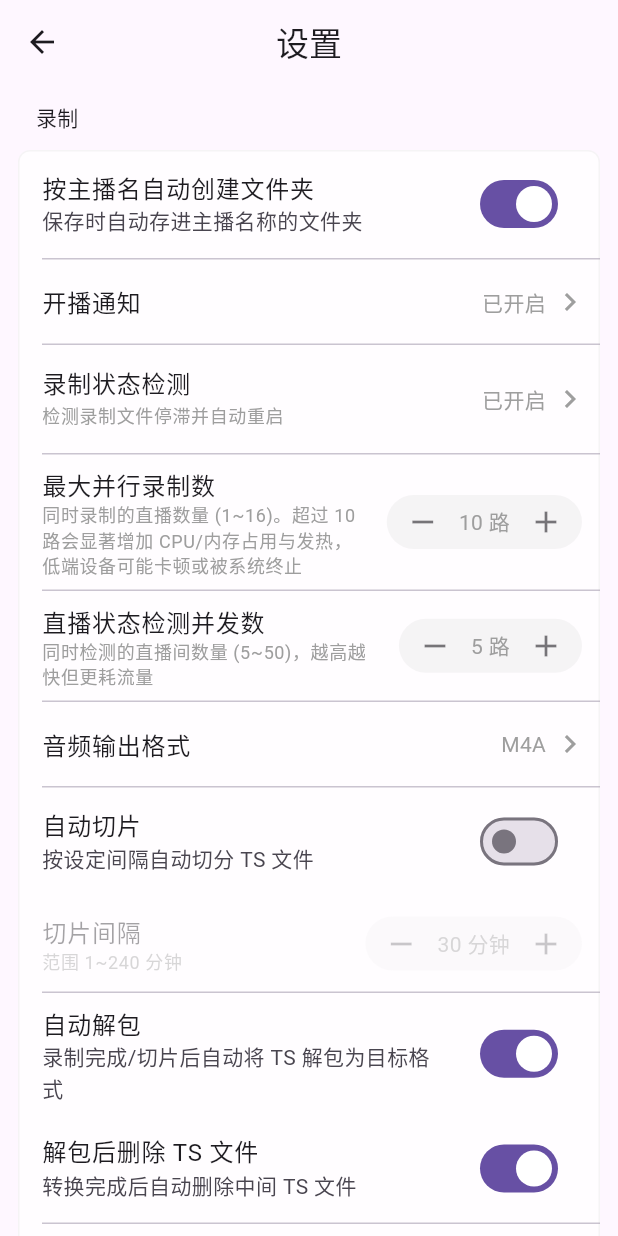
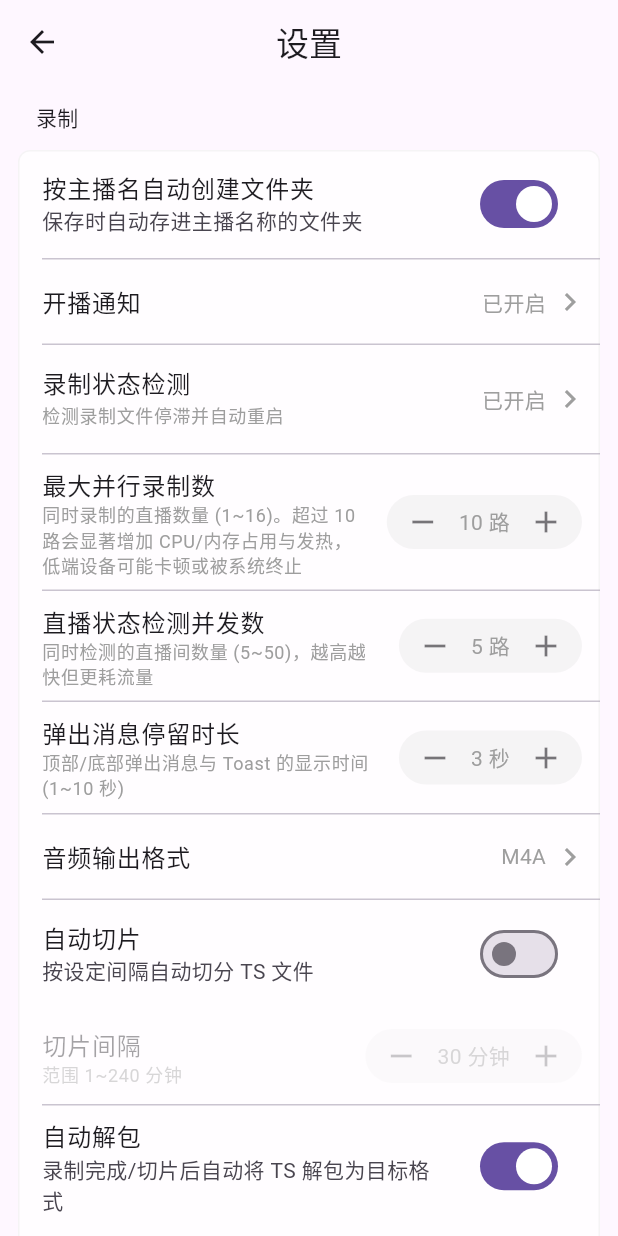
Before and after one commit to BoooSAMA/simple_recorder, a Flutter app: the SettingsPage screen opened by its route, on a phone screen of 412 x 824 dp. Run offline on Flutter 3.47's test engine with Material 3 defaults, Android fonts, the phone set to English and light mode, and no system bars; our stand-ins replace file_picker, flutter_local_notifications, flutter_smart_dialog, get, hive, hive_flutter and 6 more; missing offline and left inert: ffmpeg_kit_flutter_platform_interface, flutter_background_service, simple_live_core; accounts and stored records are empty; project files that could hold a hidden picture were left out.

```diff
--- /dev/null
+++ b/lib/app/app_notify.dart
@@ -0,0 +1,46 @@
+import 'package:flutter/material.dart';
+import 'package:flutter_smart_dialog/flutter_smart_dialog.dart';
+import 'package:get/get.dart';
+
+import 'package:simple_recorder/app/controller/app_settings_controller.dart';
+
+/// 全应用统一的弹出消息出口
+///
+/// 所有 Get.snackbar / SmartDialog.showToast 都走这里，
+/// 显示时长统一受设置「弹出消息停留时长」控制。
+/// 调用处若显式传入 duration/displayTime 则尊重调用处的值。
+class AppNotify {
+  static Duration get _defaultDuration => Duration(
+        seconds: AppSettingsController.instance.popupDurationSeconds.value,
+      );
+
+  /// 顶部/底部横幅消息（替代 Get.snackbar）
+  static void snackbar(
+    String title,
+    String message, {
+    SnackPosition? snackPosition,
+    Duration? duration,
+    TextButton? mainButton,
+    double? maxWidth,
+  }) {
+    Get.snackbar(
+      title,
+      message,
+      snackPosition: snackPosition ?? SnackPosition.BOTTOM,
+      duration: duration ?? _defaultDuration,
+      mainButton: mainButton,
+      maxWidth: maxWidth,
+    );
+  }
+
+  /// 轻量 Toast（替代 SmartDialog.showToast）
+  static Future<void> toast(
+    String msg, {
+    Duration? displayTime,
+  }) {
+    return SmartDialog.showToast(
+      msg,
+      displayTime: displayTime ?? _defaultDuration,
+    );
+  }
+}
--- a/lib/app/controller/base_controller.dart
+++ b/lib/app/controller/base_controller.dart
@@ -1,7 +1,7 @@
 import 'dart:async';
 import 'package:flutter/material.dart';
 import 'package:get/get.dart';
-import 'package:flutter_smart_dialog/flutter_smart_dialog.dart';
+import 'package:simple_recorder/app/app_notify.dart';
 import 'package:simple_recorder/app/log.dart';
 
 class BaseController extends GetxController {
@@ -18,7 +18,7 @@ class BaseController extends GetxController {
       pageError.value = true;
       errorMsg.value = msg;
     } else {
-      SmartDialog.showToast(msg);
+      AppNotify.toast(msg);
     }
   }
 
--- a/lib/modules/recordings/recordings_controller.dart
+++ b/lib/modules/recordings/recordings_controller.dart
@@ -2,9 +2,9 @@ import 'dart:io';
 
 import 'package:ffmpeg_kit_flutter_new_https_gpl/ffprobe_kit.dart';
 import 'package:flutter/material.dart';
-import 'package:flutter_smart_dialog/flutter_smart_dialog.dart';
 import 'package:get/get.dart';
 
+import 'package:simple_recorder/app/app_notify.dart';
 import 'package:simple_recorder/app/constant.dart';
 import 'package:simple_recorder/app/controller/app_settings_controller.dart';
 import 'package:simple_recorder/services/global_player_controller.dart';
@@ -152,7 +152,7 @@ class RecordingsController extends GetxController {
 
     var msg = "已删除 $successCount 个文件";
     if (failCount > 0) msg += "，$failCount 个失败";
-    SmartDialog.showToast(msg);
+    AppNotify.toast(msg);
   }
 
   void scanDirectory() {
--- a/lib/modules/search/search_controller.dart
+++ b/lib/modules/search/search_controller.dart
@@ -1,4 +1,5 @@
 import 'package:get/get.dart';
+import 'package:simple_recorder/app/app_notify.dart';
 import 'package:simple_recorder/app/constant.dart';
 import 'package:simple_recorder/app/event_bus.dart';
 import 'package:simple_recorder/app/sites.dart';
@@ -77,7 +78,7 @@ class LiveSearchController extends GetxController {
       // 异步拉取主播头像（不阻塞 UI）
       _fetchAvatars(result.items);
     } catch (e) {
-      Get.snackbar("搜索失败", e.toString());
+      AppNotify.snackbar("搜索失败", e.toString());
     } finally {
       isSearching.value = false;
     }
@@ -117,7 +118,7 @@ class LiveSearchController extends GetxController {
   Future<void> followRoom(LiveRoomItem item) async {
     var id = "${selectedSiteId.value}_${item.roomId}";
     if (DBService.instance.getFollowExist(id)) {
-      Get.snackbar("提示", "已收藏该直播间");
+      AppNotify.snackbar("提示", "已收藏该直播间");
       return;
     }
 
@@ -152,6 +153,6 @@ class LiveSearchController extends GetxController {
     // 通知主页刷新收藏列表
     EventBus.instance.emit(Constant.kUpdateFollow, id);
 
-    Get.snackbar("成功", "已收藏「${item.userName}」");
+    AppNotify.snackbar("成功", "已收藏「${item.userName}」");
   }
 }
--- a/lib/modules/settings/audio_settings_page.dart
+++ b/lib/modules/settings/audio_settings_page.dart
@@ -4,7 +4,7 @@ import 'package:file_picker/file_picker.dart';
 import 'package:flutter/material.dart';
 import 'package:get/get.dart';
 import 'package:open_filex/open_filex.dart';
-import 'package:flutter_smart_dialog/flutter_smart_dialog.dart';
+import 'package:simple_recorder/app/app_notify.dart';
 import 'package:simple_recorder/app/constant.dart';
 import 'package:simple_recorder/app/controller/app_settings_controller.dart';
 import 'package:simple_recorder/routes/route_path.dart';
@@ -93,13 +93,13 @@ class AudioSettingsPage extends GetView<AppSettingsController> {
   void _showRecordedFiles() {
     var saveDir = controller.audioSavePath.value;
     if (saveDir.isEmpty) {
-      SmartDialog.showToast("请先设置音频存储路径");
+      AppNotify.toast("请先设置音频存储路径");
       return;
     }
 
     var dir = Directory(saveDir);
     if (!dir.existsSync()) {
-      SmartDialog.showToast("存储目录不存在");
+      AppNotify.toast("存储目录不存在");
       return;
     }
 
@@ -111,7 +111,7 @@ class AudioSettingsPage extends GetView<AppSettingsController> {
       ..sort((a, b) => b.lastModifiedSync().compareTo(a.lastModifiedSync()));
 
     if (files.isEmpty) {
-      SmartDialog.showToast("暂无录音文件");
+      AppNotify.toast("暂无录音文件");
       return;
     }
 
@@ -200,7 +200,7 @@ class AudioSettingsPage extends GetView<AppSettingsController> {
     }
     if (dir == null) return;
     controller.setAudioSavePath(dir);
-    SmartDialog.showToast("音频保存路径已设置");
+    AppNotify.toast("音频保存路径已设置");
   }
 
   void _manuallyEditPath() {
@@ -226,17 +226,17 @@ class AudioSettingsPage extends GetView<AppSettingsController> {
             onPressed: () async {
               var dir = textController.text.trim();
               if (dir.isEmpty) {
-                SmartDialog.showToast("路径不能为空");
+                AppNotify.toast("路径不能为空");
                 return;
               }
               var dirObj = Directory(dir);
               if (!dirObj.existsSync()) {
-                SmartDialog.showToast("目录不存在，请检查路径");
+                AppNotify.toast("目录不存在，请检查路径");
                 return;
               }
               Get.back();
               controller.setAudioSavePath(dir);
-              SmartDialog.showToast("音频保存路径已设置");
+              AppNotify.toast("音频保存路径已设置");
             },
             child: const Text("保存"),
           ),
--- a/lib/modules/settings/settings_page.dart
+++ b/lib/modules/settings/settings_page.dart
@@ -81,6 +81,21 @@ class SettingsPage extends StatelessWidget {
                       showTextInput: true,
                       onChanged: (v) =>
                           controller.setLiveCheckConcurrency(v),
+                    )),
+                const Divider(height: 1, indent: 16),
+                Obx(() => SettingsNumber(
+                      title: "弹出消息停留时长",
+                      value: controller.popupDurationSeconds.value,
+                      min: 1,
+                      max: 10,
+                      step: 1,
+                      unit: " 秒",
+                      displayValue:
+                          "${controller.popupDurationSeconds.value} 秒",
+                      subtitle: "顶部/底部弹出消息与 Toast 的显示时间 (1~10 秒)",
+                      showTextInput: true,
+                      onChanged: (v) =>
+                          controller.setPopupDurationSeconds(v),
                     )),
                 const Divider(height: 1, indent: 16),
                 Obx(() => SettingsAction(
--- a/lib/services/follow_export_service.dart
+++ b/lib/services/follow_export_service.dart
@@ -4,8 +4,8 @@ import 'dart:typed_data';
 
 import 'package:file_picker/file_picker.dart';
 import 'package:flutter/material.dart';
-import 'package:flutter_smart_dialog/flutter_smart_dialog.dart';
 import 'package:get/get.dart';
+import 'package:simple_recorder/app/app_notify.dart';
 import 'package:simple_recorder/app/constant.dart';
 import 'package:simple_recorder/app/controller/app_settings_controller.dart';
 import 'package:simple_recorder/app/event_bus.dart';
@@ -18,7 +18,7 @@ class FollowExportService {
     try {
       final follows = DBService.instance.getFollowList();
       if (follows.isEmpty) {
-        SmartDialog.showToast('暂无关注数据可导出');
+        AppNotify.toast('暂无关注数据可导出');
         return;
       }
 
@@ -50,9 +50,9 @@ class FollowExportService {
         await File(path).writeAsBytes(bytes);
       }
 
-      SmartDialog.showToast('导出成功');
+      AppNotify.toast('导出成功');
     } catch (e) {
-      SmartDialog.showToast('导出失败: $e');
+      AppNotify.toast('导出失败: $e');
     }
   }
 
@@ -67,7 +67,7 @@ class FollowExportService {
 
       final filePath = result.files.single.path;
       if (filePath == null) {
-        SmartDialog.showToast('无法读取文件');
+        AppNotify.toast('无法读取文件');
         return;
       }
 
@@ -76,13 +76,13 @@ class FollowExportService {
       try {
         data = jsonDecode(raw) as Map<String, dynamic>;
       } catch (_) {
-        SmartDialog.showToast('文件格式错误，解析失败');
+        AppNotify.toast('文件格式错误，解析失败');
         return;
       }
 
       if (data['type'] != 'simple_recorder_follow' &&
           data['type'] != 'bililive_follow') {
-        SmartDialog.showToast('不支持的文件格式');
+        AppNotify.toast('不支持的文件格式');
         return;
       }
 
@@ -150,9 +150,9 @@ class FollowExportService {
         }
       }
 
-      SmartDialog.showToast('导入成功，共导入 $importedCount 个关注用户');
+      AppNotify.toast('导入成功，共导入 $importedCount 个关注用户');
     } catch (e) {
-      SmartDialog.showToast('导入失败: $e');
+      AppNotify.toast('导入失败: $e');
     }
   }
 }
--- a/lib/services/global_player_controller.dart
+++ b/lib/services/global_player_controller.dart
@@ -5,6 +5,7 @@ import 'package:ffmpeg_kit_flutter_new_https_gpl/ffmpeg_kit.dart';
 import 'package:ffmpeg_kit_flutter_new_https_gpl/return_code.dart';
 import 'package:get/get.dart';
 import 'package:just_audio/just_audio.dart';
+import 'package:simple_recorder/app/app_notify.dart';
 
 /// 播放队列中的一首（路径 + 文件名）
 class QueueTrack {
@@ -242,7 +243,7 @@ class GlobalPlayerController extends GetxController {
     final startMs = (total.inMilliseconds * trimStart.value).round();
     final endMs = (total.inMilliseconds * trimEnd.value).round();
     if (endMs - startMs < 1000) {
-      Get.snackbar('提示', '选中片段太短（至少 1 秒）');
+      AppNotify.snackbar('提示', '选中片段太短（至少 1 秒）');
       return;
     }
 
@@ -282,11 +283,11 @@ class GlobalPlayerController extends GetxController {
       if (ReturnCode.isSuccess(rc)) {
         trimSuccess.value = true;
         trimmedFileName.value = outputPath.split('/').last;
-        Get.snackbar('裁剪成功', trimmedFileName.value);
+        AppNotify.snackbar('裁剪成功', trimmedFileName.value);
       } else {
         trimSuccess.value = false;
         trimmedFileName.value = '';
-        Get.snackbar('裁剪失败', '请检查文件是否损坏');
+        AppNotify.snackbar('裁剪失败', '请检查文件是否损坏');
       }
       completer.complete();
     });
--- a/lib/services/unpack_manager.dart
+++ b/lib/services/unpack_manager.dart
@@ -7,9 +7,9 @@ import 'dart:isolate';
 import 'package:ffmpeg_kit_flutter_new_https_gpl/ffmpeg_kit.dart';
 import 'package:ffmpeg_kit_flutter_new_https_gpl/return_code.dart';
 import 'package:flutter/material.dart';
-import 'package:flutter_smart_dialog/flutter_smart_dialog.dart';
 import 'package:get/get.dart';
 
+import 'package:simple_recorder/app/app_notify.dart';
 import 'package:simple_recorder/app/constant.dart';
 import 'package:simple_recorder/app/controller/app_settings_controller.dart';
 import 'package:simple_recorder/app/log.dart';
@@ -265,7 +265,7 @@ class UnpackManager extends GetxController {
     await scanDirectory();
     var msg = "已删除 $ok 个 TS 文件";
     if (fail > 0) msg += "，$fail 个失败";
-    SmartDialog.showToast(msg);
+    AppNotify.toast(msg);
   }
 
   // ── 解包/合并 (后台串行, 进度节流) ──
@@ -282,7 +282,7 @@ class UnpackManager extends GetxController {
     var selectedFiles = <UnpackFileItem>[];
     for (var g in groups) for (var f in g.files) if (f.isSelected.value && !f.isUnpacked.value && !f.isRecording) selectedFiles.add(f);
     if (selectedFiles.isEmpty) {
-      SmartDialog.showToast("请选择需要解包的文件");
+      AppNotify.toast("请选择需要解包的文件");
       return;
     }
     isProcessing.value = true;
@@ -322,7 +322,7 @@ class UnpackManager extends GetxController {
       summary += "，$failCount 个失败";
       Log.logPrint("解包失败详情:\n${failDetails.join('\n')}");
     }
-    SmartDialog.showToast(summary);
+    AppNotify.toast(summary);
     await scanDirectory();
   }
 
@@ -372,7 +372,7 @@ class UnpackManager extends GetxController {
     var group = groups[groupIndex];
     var fragments = _detectFragmentsForGroup(group);
     if (fragments.isEmpty) {
-      SmartDialog.showToast("未检测到碎片文件");
+      AppNotify.toast("未检测到碎片文件");
       return;
     }
     var totalCount = fragments.fold<int>(0, (s, g) => s + g.files.length);
@@ -441,7 +441,7 @@ class UnpackManager extends GetxController {
     currentFileName.value = "";
     var summary = "碎片合并完成：$successCount 个文件已合并";
     if (failCount > 0) summary += "，$failCount 个失败";
-    SmartDialog.showToast(summary);
+    AppNotify.toast(summary);
     await scanDirectory();
   }
 
@@ -482,7 +482,7 @@ class UnpackManager extends GetxController {
     var allFragments = <_FragmentGroup>[];
     for (var i = 0; i < groups.length; i++) allFragments.addAll(_detectFragmentsForGroup(groups[i]));
     if (allFragments.isEmpty) {
-      SmartDialog.showToast("未检测到碎片文件");
+      AppNotify.toast("未检测到碎片文件");
       return;
     }
     var totalCount = allFragments.fold<int>(0, (s, g) => s + g.files.length);
@@ -552,13 +552,13 @@ class UnpackManager extends GetxController {
     currentFileName.value = "";
     var summary = "碎片合并完成：$successCount 个文件已合并";
     if (failCount > 0) summary += "，$failCount 个失败";
-    SmartDialog.showToast(summary);
+    AppNotify.toast(summary);
     await scanDirectory();
   }
 
   Future<void> mergeSelected() async {
     if (!canMergeSelected) {
-      SmartDialog.showToast("请选择同一主播的至少 2 个 TS 文件");
+      AppNotify.toast("请选择同一主播的至少 2 个 TS 文件");
       return;
     }
     var files = _mergeableSelected;
@@ -591,7 +591,7 @@ class UnpackManager extends GetxController {
       final selBytes = _sourceTotalBytes(selPaths);
       // 大文件预告：超过 500MB 提醒用户需要较长时间
       if (selBytes > 500 * 1024 * 1024) {
-        SmartDialog.showToast("文件较大(${(selBytes / (1024 * 1024 * 1024)).toStringAsFixed(1)}GB)，合并需要一些时间");
+        AppNotify.toast("文件较大(${(selBytes / (1024 * 1024 * 1024)).toStringAsFixed(1)}GB)，合并需要一些时间");
       }
       var result = await UnpackQueue.instance.enqueue(
         () => _runFfmpegConcat(listFile.path, outputPath, (p) => _emitProgress(p), totalSeconds: selTotal, totalBytes: selBytes),
@@ -608,14 +608,14 @@ class UnpackManager extends GetxController {
             }
           }
         }
-        SmartDialog.showToast("合并完成 → ${outputPath.split('/').last}");
+        AppNotify.toast("合并完成 → ${outputPath.split('/').last}");
         await scanDirectory();
       } else {
-        SmartDialog.showToast("合并失败，请查看日志");
+        AppNotify.toast("合并失败，请查看日志");
       }
     } catch (e) {
       Log.logPrint("合并异常: $e");
-      SmartDialog.showToast("合并异常: $e");
+      AppNotify.toast("合并异常: $e");
     } finally {
       _progressThrottle?.cancel();
       _progressThrottle = null;
```
Also changed, not shown: lib/app/controller/app_settings_controller.dart (+31 -0 lines), lib/modules/home/home_controller.dart (+20 -19 lines), lib/modules/settings/live_notification_setting_page.dart (+16 -0 lines), lib/services/live_notification_service.dart (+53 -1 lines), .omo/run-continuation/ses_f61683709ffeJh9wXXy7XWxGLQ.json (added), .omo/run-continuation/ses_f8e328117ffeJ7cpaLepSfsnGz.json.
